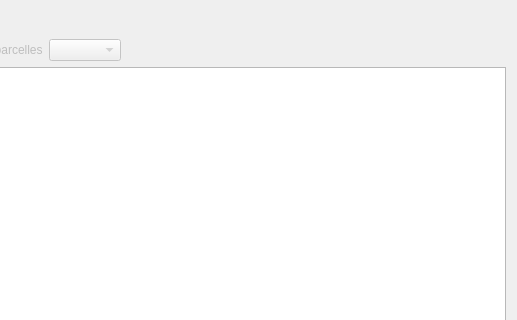
First picture: the form in qsequoia2/scripts/table_check/table_check.ui, repository SequoiApp/Qsequoia2, before the edit; both pictures show x 191 to 708 and y 0 to 320 of the 708 by 602 pixel window.
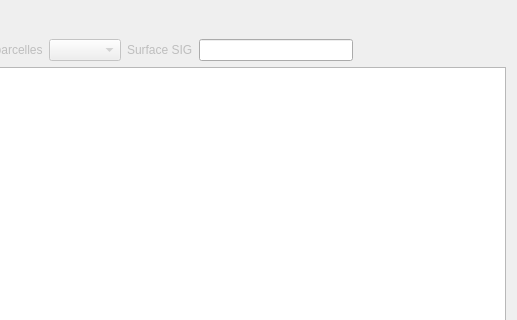
Second picture: the form after the edit.

Commit message: Ajout du calcul des surfaces SIG dans table_check

Diff of the .ui file:
```diff
--- a/qsequoia2/scripts/table_check/table_check.ui
+++ b/qsequoia2/scripts/table_check/table_check.ui
@@ -89,6 +89,23 @@
        </property>
       </widget>
      </item>
+     <item>
+      <widget class="QLabel" name="lbl_surf">
+       <property name="enabled">
+        <bool>false</bool>
+       </property>
+       <property name="text">
+        <string>Surface SIG</string>
+       </property>
+      </widget>
+     </item>
+     <item>
+      <widget class="QLineEdit" name="le_surf">
+       <property name="readOnly">
+        <bool>true</bool>
+       </property>
+      </widget>
+     </item>
      <item>
       <spacer name="spacer_filters">
        <property name="orientation">
```
The commit also changes 2 other files.
